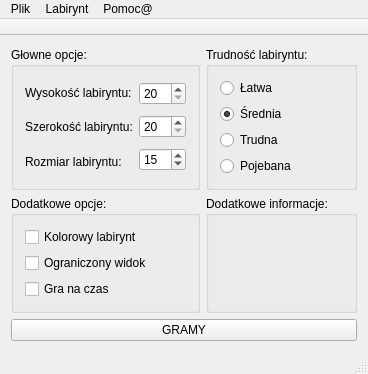
Before: the Qt Designer form mainwindow.ui in 289698/GenerowanieLabiryntu, drawn with Qt 5.
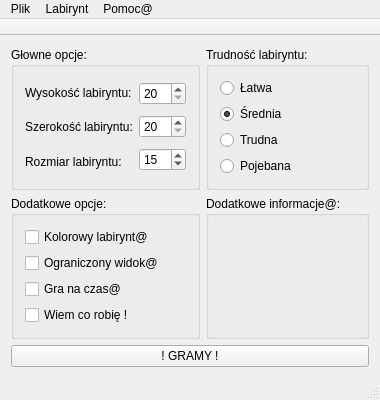
After: the same form once the commit is applied.

Diff of the .ui file:
```diff
--- a/mainwindow.ui
+++ b/mainwindow.ui
@@ -58,7 +58,7 @@
     <item row="1" column="1">
      <widget class="QGroupBox" name="groupBox_text">
       <property name="title">
-       <string>Dodatkowe informacje:</string>
+       <string>Dodatkowe informacje@:</string>
       </property>
       <layout class="QVBoxLayout" name="verticalLayout_5"/>
      </widget>
@@ -72,21 +72,28 @@
        <item>
         <widget class="QCheckBox" name="checkBox_colour">
          <property name="text">
-          <string>Kolorowy labirynt</string>
+          <string>Kolorowy labirynt@</string>
          </property>
         </widget>
        </item>
        <item>
         <widget class="QCheckBox" name="checkBox_reducedView">
          <property name="text">
-          <string>Ograniczony widok</string>
+          <string>Ograniczony widok@</string>
          </property>
         </widget>
        </item>
        <item>
         <widget class="QCheckBox" name="checkBox_time">
          <property name="text">
-          <string>Gra na czas</string>
+          <string>Gra na czas@</string>
+         </property>
+        </widget>
+       </item>
+       <item>
+        <widget class="QCheckBox" name="checkBox_superUser">
+         <property name="text">
+          <string>Wiem co robię !</string>
          </property>
         </widget>
        </item>
@@ -176,7 +183,7 @@
     <item row="2" column="0" colspan="2">
      <widget class="QPushButton" name="pushButton_play">
       <property name="text">
-       <string>GRAMY</string>
+       <string>! GRAMY !</string>
       </property>
      </widget>
     </item>
```
